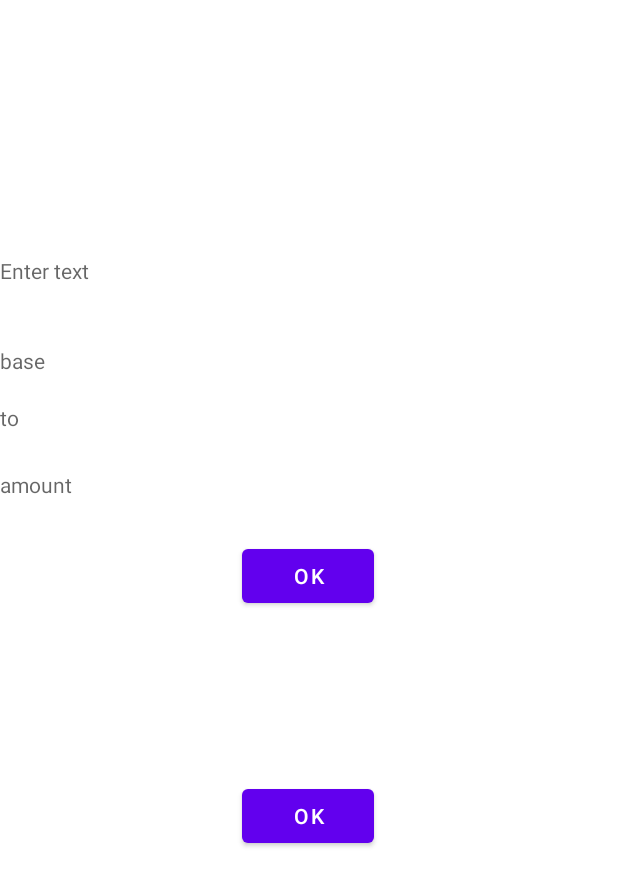
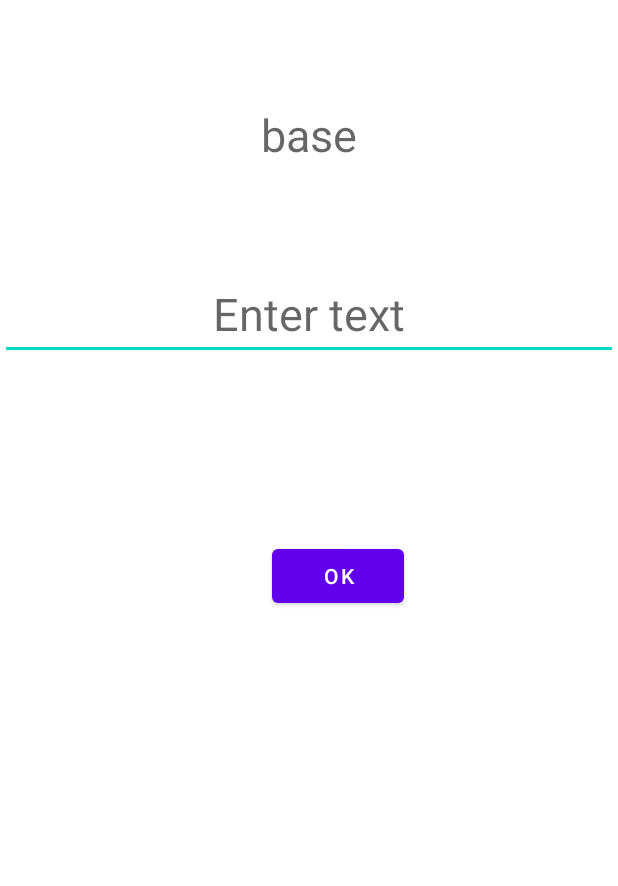
Before and after one commit to DmitrySergienko/DictionaryApp, an Android app: the layout activity_main.xml on its own in the app's theme, with its tools: preview values and no code run, on a phone screen of 412 x 824 dp. Shown: the top 886 px of the screen. Run offline under Robolectric (Android 15) with nearby library versions, the phone set to English and light mode, and no system bars.

Commit message:
6. Amount can be entered by user (layout update)

```diff
--- a/app/src/main/java/com/example/dictionaryapp/data/retrofit/currency/RetrofitCurrencyImpl.kt
+++ b/app/src/main/java/com/example/dictionaryapp/data/retrofit/currency/RetrofitCurrencyImpl.kt
@@ -30,7 +30,7 @@ class RetrofitCurrencyImpl : GetCurrencyRep {
         return api.getExCurrency("USD","BGN","1000", API_KEY)
     }
 
-    override suspend fun getCurrency(): Deferred<Currency> {
-        return api.getCurrency("RUB","AED","1", API_KEY)
+    override suspend fun getCurrency(amount:Int): Deferred<Currency> {
+        return api.getCurrency("RUB","AED","$amount", API_KEY)
     }
 }
--- a/app/src/main/java/com/example/dictionaryapp/domain/currency/CurrencyEx.kt
+++ b/app/src/main/java/com/example/dictionaryapp/domain/currency/CurrencyEx.kt
@@ -1,8 +1,8 @@
 package com.example.dictionaryapp.domain.currency
 
 
+import androidx.annotation.Keep
 import com.google.gson.annotations.SerializedName
-import androidx.annotation.Keep
 
 @Keep
 data class CurrencyEx(
--- a/app/src/main/java/com/example/dictionaryapp/domain/currency/GetCurrencyRep.kt
+++ b/app/src/main/java/com/example/dictionaryapp/domain/currency/GetCurrencyRep.kt
@@ -8,5 +8,5 @@ interface GetCurrencyRep {
 
     suspend fun getCurrencyExRate() : Deferred<CurrencyRates>
     suspend fun getExangeCurrency() : Deferred<CurrencyEx>
-    suspend fun getCurrency() : Deferred<Currency>
+    suspend fun getCurrency(amount: Int) : Deferred<Currency>
 }
--- a/app/src/main/java/com/example/dictionaryapp/domain/exchange/Currency.kt
+++ b/app/src/main/java/com/example/dictionaryapp/domain/exchange/Currency.kt
@@ -1,8 +1,8 @@
 package com.example.dictionaryapp.domain.exchange
 
 
+import androidx.annotation.Keep
 import com.google.gson.annotations.SerializedName
-import androidx.annotation.Keep
 
 @Keep
 data class Currency(
--- a/app/src/main/java/com/example/dictionaryapp/domain/exchange/Info.kt
+++ b/app/src/main/java/com/example/dictionaryapp/domain/exchange/Info.kt
@@ -1,8 +1,8 @@
 package com.example.dictionaryapp.domain.exchange
 
 
+import androidx.annotation.Keep
 import com.google.gson.annotations.SerializedName
-import androidx.annotation.Keep
 
 @Keep
 data class Info(
--- a/app/src/main/java/com/example/dictionaryapp/domain/exchange/Query.kt
+++ b/app/src/main/java/com/example/dictionaryapp/domain/exchange/Query.kt
@@ -1,8 +1,8 @@
 package com.example.dictionaryapp.domain.exchange
 
 
+import androidx.annotation.Keep
 import com.google.gson.annotations.SerializedName
-import androidx.annotation.Keep
 
 @Keep
 data class Query(
--- a/app/src/main/java/com/example/dictionaryapp/ui/presenters/MainActivityPrecenter.kt
+++ b/app/src/main/java/com/example/dictionaryapp/ui/presenters/MainActivityPrecenter.kt
@@ -1,9 +1,7 @@
 package com.example.dictionaryapp.ui.presenters
 
-import com.example.dictionaryapp.data.BaseRepo
 import com.example.dictionaryapp.domain.currency.GetCurrencyRep
 import com.example.dictionaryapp.ui.view.MainActivityContract
-import kotlinx.coroutines.CoroutineScope
 import kotlinx.coroutines.Dispatchers
 import kotlinx.coroutines.GlobalScope
 import kotlinx.coroutines.launch
@@ -21,7 +19,7 @@ class MainActivityPrecenter(private val repo: GetCurrencyRep) : MainPresenterCon
     }
 
     //send request to Database
-    override fun getDataFromRepo() {
+   /* override fun getDataFromRepo() {
         GlobalScope.launch(Dispatchers.Main) {
             val data = repo.getCurrencyExRate().await()
             activity?.showData(data)
@@ -36,11 +34,13 @@ class MainActivityPrecenter(private val repo: GetCurrencyRep) : MainPresenterCon
             activity?.showCurrency(data)
         }
     }
-
+*/
     override fun getDataApiLayer() {
         GlobalScope.launch(Dispatchers.Main){
-            val data = repo.getCurrency().await()
-            activity?.showDataApiLayer(data)
+            val data = activity?.inputText()?.let { repo.getCurrency(it).await() }
+            if (data != null) {
+                activity?.showDataApiLayer(data)
+            }
         }
     }
 
@@ -48,4 +48,9 @@ class MainActivityPrecenter(private val repo: GetCurrencyRep) : MainPresenterCon
     override fun cancelActivity() {
         this.activity = null
     }
+
+    override fun inputAmount(t: Int): Int? {
+        return activity?.inputText()
+    }
+
 }
--- a/app/src/main/java/com/example/dictionaryapp/ui/presenters/MainPresenterContract.kt
+++ b/app/src/main/java/com/example/dictionaryapp/ui/presenters/MainPresenterContract.kt
@@ -9,14 +9,18 @@ interface MainPresenterContract {
     fun attach(activity: MainActivityContract)
 
     //send request to Database
-    fun getDataFromRepo()
+   // fun getDataFromRepo()
 
     //send request to CurrencyExchangeApi
-    fun getDataFromCurrencyExchangeApi()
+   // fun getDataFromCurrencyExchangeApi()
 
     //send request to ApiLayer
     fun getDataApiLayer()
 
     //to swith off activity (when activity is destroyed
     fun cancelActivity()
+
+
+    //transfer input amount to MainActivity-Presenter->Data
+    fun inputAmount(t: Int): Int?
 }
--- a/app/src/main/java/com/example/dictionaryapp/ui/view/MainActivity.kt
+++ b/app/src/main/java/com/example/dictionaryapp/ui/view/MainActivity.kt
@@ -7,8 +7,6 @@ import com.example.dictionaryapp.databinding.ActivityMainBinding
 import com.example.dictionaryapp.domain.currency.CurrencyEx
 import com.example.dictionaryapp.domain.currency.CurrencyRates
 import com.example.dictionaryapp.domain.exchange.Currency
-import com.example.dictionaryapp.domain.test.PersonEntity
-import kotlinx.coroutines.Deferred
 
 class MainActivity : AppCompatActivity(), MainActivityContract {
 
@@ -24,7 +22,7 @@ class MainActivity : AppCompatActivity(), MainActivityContract {
         //connect presenter
         presenter.attach(this)
 
-       initRate() //show currency rate
+       //initRate() //show currency rate
        initExchange() //show exchange
 
     }
@@ -34,7 +32,7 @@ class MainActivity : AppCompatActivity(), MainActivityContract {
         super.onDestroy()
     }
 
-    private fun initRate(){
+  /*  private fun initRate(){
         binding.button.setOnClickListener {
             presenter.getDataFromRepo()
         }
@@ -52,15 +50,22 @@ class MainActivity : AppCompatActivity(), MainActivityContract {
         binding.textViewExTo.text = currency.to
         binding.textViewExAmount.text = currency.amount.toString()
     }
-
+*/
     override fun showDataApiLayer(currency: Currency) {
         binding.textViewExBase.text = currency.result.toString()
 
     }
 
+    override fun inputText(): Int {
+        var amount = binding.editText.text.toString().toInt()
+        return amount
+    }
+
+
     fun initExchange(){
         binding.buttonExCurrency.setOnClickListener {
             presenter.getDataApiLayer()
+
         }
     }
 }
--- a/app/src/main/java/com/example/dictionaryapp/ui/view/MainActivityContract.kt
+++ b/app/src/main/java/com/example/dictionaryapp/ui/view/MainActivityContract.kt
@@ -3,14 +3,13 @@ package com.example.dictionaryapp.ui.view
 import com.example.dictionaryapp.domain.currency.CurrencyEx
 import com.example.dictionaryapp.domain.currency.CurrencyRates
 import com.example.dictionaryapp.domain.exchange.Currency
-import com.example.dictionaryapp.domain.test.PersonEntity
-import kotlinx.coroutines.Deferred
 
 
 interface MainActivityContract {
 
-    fun showData(rate: CurrencyRates)
-    fun showCurrency(currency: CurrencyEx)
+    //fun showData(rate: CurrencyRates)
+    //fun showCurrency(currency: CurrencyEx)
     fun showDataApiLayer(currency: Currency)
+    fun inputText(): Int
 
 }
--- a/app/src/main/res/layout/activity_main.xml
+++ b/app/src/main/res/layout/activity_main.xml
@@ -1,76 +1,47 @@
 <?xml version="1.0" encoding="utf-8"?>
 <androidx.constraintlayout.widget.ConstraintLayout xmlns:android="http://schemas.android.com/apk/res/android"
     xmlns:app="http://schemas.android.com/apk/res-auto"
+    xmlns:tools="http://schemas.android.com/tools"
     android:layout_width="match_parent"
     android:layout_height="match_parent">
-
-    <Button
-        android:id="@+id/button"
-        android:layout_width="wrap_content"
-        android:layout_height="wrap_content"
-        android:layout_marginTop="360dp"
-        android:text="OK"
-        app:layout_constraintEnd_toEndOf="parent"
-        app:layout_constraintHorizontal_bias="0.498"
-        app:layout_constraintStart_toStartOf="parent"
-        app:layout_constraintTop_toTopOf="parent" />
-
-    <TextView
-        android:id="@+id/text_view"
-        android:layout_width="match_parent"
-        android:layout_height="wrap_content"
-        android:hint="Enter text"
-        app:layout_constraintBottom_toTopOf="@+id/button"
-        app:layout_constraintEnd_toEndOf="parent"
-        app:layout_constraintStart_toStartOf="parent"
-        app:layout_constraintTop_toTopOf="parent" />
-
-    <Button
-        android:id="@+id/button_ex_currency"
-        android:layout_width="wrap_content"
-        android:layout_height="wrap_content"
-        android:layout_marginTop="520dp"
-        android:text="OK"
-        app:layout_constraintEnd_toEndOf="parent"
-        app:layout_constraintHorizontal_bias="0.498"
-        app:layout_constraintStart_toStartOf="parent"
-        app:layout_constraintTop_toTopOf="parent" />
 
     <TextView
         android:id="@+id/text_view_ex_base"
         android:layout_width="match_parent"
         android:layout_height="wrap_content"
         android:hint="base"
-        app:layout_constraintBottom_toTopOf="@+id/button"
+        android:inputType="number"
+        android:textAlignment="center"
+        android:textSize="30sp"
+        app:layout_constraintBottom_toTopOf="@+id/edit_text"
+        app:layout_constraintEnd_toEndOf="parent"
+        app:layout_constraintStart_toStartOf="parent"
+        app:layout_constraintTop_toTopOf="parent" />
+
+
+    <EditText
+        android:id="@+id/edit_text"
+        android:layout_width="match_parent"
+        android:layout_height="wrap_content"
+        android:layout_marginBottom="120dp"
+        android:hint="Enter text"
+        android:textAlignment="center"
+        android:textSize="30sp"
+        app:layout_constraintBottom_toTopOf="@+id/button_ex_currency"
         app:layout_constraintEnd_toEndOf="parent"
         app:layout_constraintHorizontal_bias="0.0"
+        app:layout_constraintStart_toStartOf="parent" />
+
+    <Button
+        android:id="@+id/button_ex_currency"
+        android:layout_width="wrap_content"
+        android:layout_height="wrap_content"
+        android:layout_marginTop="360dp"
+        android:text="OK"
+        app:layout_constraintEnd_toEndOf="parent"
+        app:layout_constraintHorizontal_bias="0.56"
         app:layout_constraintStart_toStartOf="parent"
-        app:layout_constraintTop_toTopOf="parent"
-        app:layout_constraintVertical_bias="0.677" />
-
-    <TextView
-        android:id="@+id/text_view_ex_to"
-        android:layout_width="match_parent"
-        android:layout_height="wrap_content"
-        android:hint="to"
-        app:layout_constraintBottom_toTopOf="@+id/button"
-        app:layout_constraintEnd_toEndOf="parent"
-        app:layout_constraintHorizontal_bias="0.0"
-        app:layout_constraintStart_toStartOf="parent"
-        app:layout_constraintTop_toTopOf="parent"
-        app:layout_constraintVertical_bias="0.788" />
-
-    <TextView
-        android:id="@+id/text_view_ex_amount"
-        android:layout_width="match_parent"
-        android:layout_height="wrap_content"
-        android:hint="amount"
-        app:layout_constraintBottom_toTopOf="@+id/button"
-        app:layout_constraintEnd_toEndOf="parent"
-        app:layout_constraintHorizontal_bias="0.0"
-        app:layout_constraintStart_toStartOf="parent"
-        app:layout_constraintTop_toTopOf="parent"
-        app:layout_constraintVertical_bias="0.92" />
+        app:layout_constraintTop_toTopOf="parent" />
 
 
 </androidx.constraintlayout.widget.ConstraintLayout>
--- a/app/src/main/res/values/strings.xml
+++ b/app/src/main/res/values/strings.xml
@@ -1,3 +1,5 @@
 <resources>
     <string name="app_name">Currency Exchange</string>
+    <string name="textSize">30sp</string>
+
 </resources>
```
Also changed, not shown: app/src/main/java/com/example/dictionaryapp/data/test/BaseRepo.kt (renamed from app/src/main/java/com/example/dictionaryapp/data/BaseRepo.kt, +1 -1 lines), app/src/main/java/com/example/dictionaryapp/data/test/BaseRepoImpl.kt (renamed from app/src/main/java/com/example/dictionaryapp/data/BaseRepoImpl.kt, +2 -2 lines).
